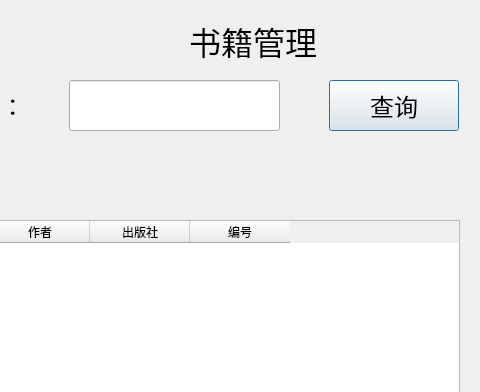
renzibei/TGLibrary, file Library_Administrator_System/bookmanagement.ui: the form before one commit; both pictures show x 111 to 591 and y 0 to 392 of the 800 by 600 pixel window.
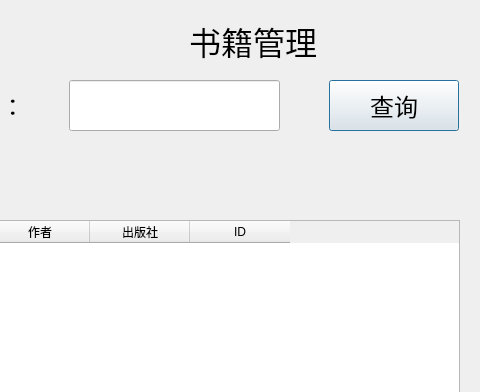
The form after the commit. Icons and pictures are not drawn.

What changed in the file:
```diff
--- a/Library_Administrator_System/bookmanagement.ui
+++ b/Library_Administrator_System/bookmanagement.ui
@@ -136,7 +136,7 @@
    </column>
    <column>
     <property name="text">
-     <string>编号</string>
+     <string>ID</string>
     </property>
    </column>
   </widget>
```
